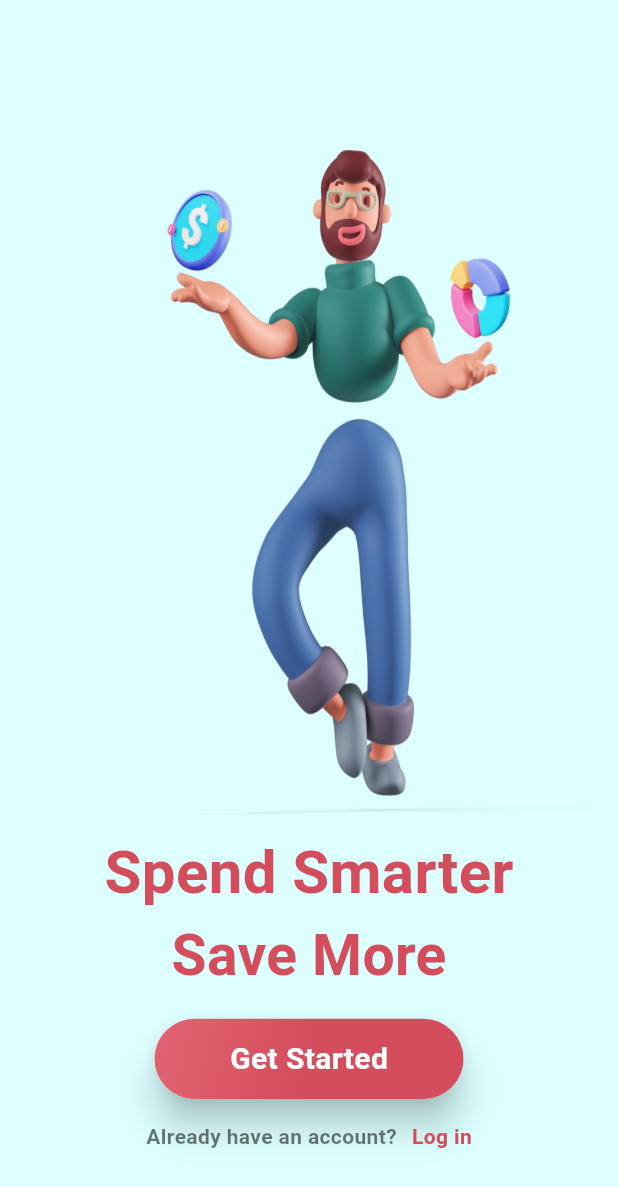
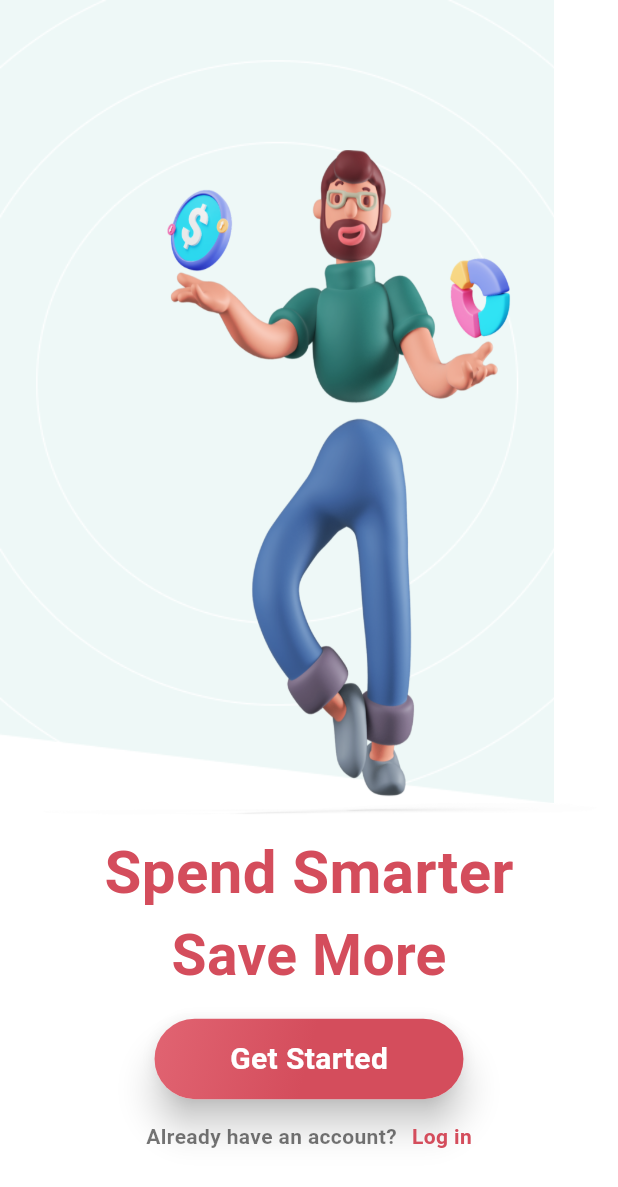
Before and after one commit to finxtapps/Expensage, a Flutter app: the LandingPage screen opened directly, on a phone screen of 412 x 824 dp. Shown: the top 1187 px of the screen. Run offline on Flutter 3.47's test engine with Material 3 defaults, Android fonts, the light colour scheme and no system bars; our stand-ins replace curved_navigation_bar, fl_chart, flutter_screenutil, font_awesome_flutter, image_picker, shared_preferences; accounts and stored records are empty.

Commit message:
add checkbox filter and landing page

```diff
--- a/lib/Screens/Landing_page.dart
+++ b/lib/Screens/Landing_page.dart
@@ -10,16 +10,22 @@ class LandingPage extends StatefulWidget {
 class _LandingPageState extends State<LandingPage> {
   @override
   Widget build(BuildContext context) {
+    final isDarkMode = Theme.of(context).brightness == Brightness.dark;
     return Scaffold(
       body: Stack(
         children: [
           Container(
-            color: Colors.cyanAccent.withOpacity(.15),
+            child: isDarkMode
+                ? Image.asset('assets/landing Image/landingBgDark.png',
+                height: MediaQuery.of(context).size.height * .65
+            )
+                : Image.asset('assets/landing Image/LandingBgBright.png',
+                height: MediaQuery.of(context).size.height * .65),
+            // color: Colors.cyanAccent.withOpacity(.15),
           ),
 
           Center(
             child: Container(
-
               // decoration: const BoxDecoration(
               //   gradient: LinearGradient(
               //     colors: [
@@ -30,42 +36,50 @@ class _LandingPageState extends State<LandingPage> {
               //   ),
               //   ),
               child: Padding(
-                padding: const EdgeInsets.only(top: 100.0
-                ),
+                padding: const EdgeInsets.only(top: 100.0),
                 child: Column(
-
                   children: [
-                  Image.asset('assets/landing Image/landingImage.png',
-                    height: MediaQuery.of(context).size.height*.55,
+                    Image.asset(
+                      'assets/landing Image/landingImage.png',
+                      height: MediaQuery.of(context).size.height * .55,
 
                       fit: BoxFit.fill,
                     ),
                     Container(
                       // height: MediaQuery.of(context).size.width*.28,
                       child: Column(
-
                         children: [
-                          Text("Spend Smarter",style: TextStyle(
-                            color:  Theme.of(context).colorScheme.secondary,
+                          Text(
+                            "Spend Smarter",
+                            style: TextStyle(
+                              color: Theme.of(context).colorScheme.secondary,
                               fontSize: 40,
                               fontWeight: FontWeight.bold,
-                          ),),
-                          Text("Save More",style: TextStyle(
-                            color:  Theme.of(context).colorScheme.secondary,
+                            ),
+                          ),
+                          Text(
+                            "Save More",
+                            style: TextStyle(
+                              color: Theme.of(context).colorScheme.secondary,
                               fontSize: 38,
                               fontWeight: FontWeight.bold,
-                          ),)
+                            ),
+                          ),
                         ],
                       ),
                     ),
-                    SizedBox(height: 15,),
+                    SizedBox(height: 15),
 
                      Material(
                         elevation: 10,
                         borderRadius: BorderRadius.circular(30),
+                        child: InkWell(
+                          onTap: (){
+                            Navigator.pushNamed(context, '/signup');
+                          },
                           child: Container(
-                        height: MediaQuery.of(context).size.width*.13,
-                        width: MediaQuery.of(context).size.width*.5,
+                            height: MediaQuery.of(context).size.width * .13,
+                            width: MediaQuery.of(context).size.width * .5,
 
                             decoration: BoxDecoration(
                               gradient: LinearGradient(
@@ -75,39 +89,60 @@ class _LandingPageState extends State<LandingPage> {
                                   Theme.of(context).colorScheme.primary,
                                   Theme.of(context).colorScheme.secondary,
                                   Theme.of(context).colorScheme.secondary,
-                            ]
+                                ],
                               ),
 
                               borderRadius: BorderRadius.circular(30),
                             ),
                             child: Center(
-                          child: Text("Get Started",style: TextStyle(
+                              child: Text(
+                                "Get Started",
+                                style: TextStyle(
                                   color: Colors.white,
                                   fontSize: 20,
                                   fontWeight: FontWeight.bold,
-                          ),),
                                 ),
                               ),
                             ),
-                    SizedBox(height: 15,),
+                          ),
+                        ),
+                      ),
+
+                    SizedBox(height: 15),
                     Row(
                       mainAxisAlignment: MainAxisAlignment.center,
                       children: [
-                        Text("Already have an account?",style: TextStyle(color: Colors.black54,fontSize: 14,fontWeight: FontWeight.bold)),
-                        SizedBox(width: 10,),
-                        Text("Log in",style: TextStyle(color:Theme.of(context).colorScheme.secondary,fontSize: 14,fontWeight: FontWeight.bold )),
+                        Text(
+                          "Already have an account?",
+                          style: TextStyle(
+                            color: Colors.black54,
+                            fontSize: 14,
+                            fontWeight: FontWeight.bold,
+                          ),
+                        ),
+                        SizedBox(width: 10),
+                        InkWell(
+                          onTap: () {
+                            Navigator.pushNamed(context, '/signin');
+                          },
+                          child: Text(
+                            "Log in",
+                            style: TextStyle(
+                              color: Theme.of(context).colorScheme.secondary,
+                              fontSize: 14,
+                              fontWeight: FontWeight.bold,
+                            ),
+                          ),
+                        ),
                       ],
-                    )
+                    ),
                   ],
                 ),
               ),
             ),
-
           ),
         ],
       ),
-
     );
-
   }
 }
--- a/lib/Screens/new_home_screen.dart
+++ b/lib/Screens/new_home_screen.dart
@@ -51,7 +51,7 @@ class _NewHomeScreenState extends State<NewHomeScreen> {
 
           // Foreground: Scrollable content
           Padding(
-            padding: EdgeInsets.only(top: mediaHeight * 0.4),
+            padding: EdgeInsets.only(top: mediaHeight * 0.48),
             child: SingleChildScrollView(
 
               child: Column(
--- a/lib/Screens/profile_Information.dart
+++ b/lib/Screens/profile_Information.dart
@@ -34,10 +34,11 @@ class _ProfileInfoScreenState extends State<ProfileInfoScreen> {
                           Stack(
                             children: [
                               ProfileHeaderSection(onBackPressed: () => Navigator.pop(context)),
+
                               Padding(
                                 padding: EdgeInsets.only(
 
-                                    top:MediaQuery.of(context).size.height * 0.25,
+                                    top:MediaQuery.of(context).size.height * 0.265,
                                     left: MediaQuery.of(context).size.width * 0.09,
                                     right: MediaQuery.of(context).size.width * 0.09,
                                 ),
--- a/lib/Widgets/home_Screen_Widegets/home_header.dart
+++ b/lib/Widgets/home_Screen_Widegets/home_header.dart
@@ -13,7 +13,7 @@ class _HomeHeaderState extends State<HomeHeader> {
   Widget build(BuildContext context) {
     final isDarkMode = Theme.of(context).brightness == Brightness.dark;
     return  Container(
-      height: MediaQuery.of(context).size.height * 0.3,
+      height: MediaQuery.of(context).size.height * 0.35,
       decoration: BoxDecoration(
         borderRadius: const BorderRadius.only(
           bottomLeft: Radius.circular(40),
--- a/lib/Widgets/profile_Info_Screen_Widgets/header_section.dart
+++ b/lib/Widgets/profile_Info_Screen_Widgets/header_section.dart
@@ -10,7 +10,7 @@ class ProfileHeaderSection extends StatelessWidget {
   Widget build(BuildContext context) {
     final isDarkMode = Theme.of(context).brightness == Brightness.dark;
     return Container(
-      height:MediaQuery.of(context).size.height * 0.3,/////////////////////
+      height:MediaQuery.of(context).size.height * 0.35,/////////////////////
       decoration: BoxDecoration(
         borderRadius: const BorderRadius.only(
           bottomLeft: Radius.circular(40),
--- a/lib/main.dart
+++ b/lib/main.dart
@@ -64,14 +64,15 @@ class MyApp extends StatelessWidget {
               theme: themeProvider.themeData,
 
               routes: {
-               '/': (context) =>SignUpScreen() ,//LandingPage(),//SignUpScreen(),
+               '/': (context) =>LandingPage(),//SignUpScreen(),
                  '/home': (context) => const MainScreenWrapper(),//const NewHomeScreen(),//NewHomeScreen(),
                 '/analytics': (context) => const ExpenseAnalysisScreen(),
                 '/profile': (context) => const ProfileInfoScreen(),
                 '/settings': (context) => const SettingsScreen(),
-                //'/signup':(context) => const SignUpScreen(),
+                '/signup':(context) => SignUpScreen(),
                 '/personal':(context) =>  const PersonalInformation(),
                // 'addTransaction': (context) =>  AddTransactionScreen(),
+                '/signin':(context) => const SignInScreen(),
 
               },
             );
--- a/pubspec.yaml
+++ b/pubspec.yaml
@@ -34,7 +34,7 @@ dependencies:
     sdk: flutter
   animated_bottom_navigation_bar: ^1.2.0
   google_fonts: ^6.1.0
-  font_awesome_flutter: ^10.6.0
+  font_awesome_flutter: ^10.9.0
   flutter_lints: ^5.0.0
   curved_navigation_bar: ^1.0.6
   fl_chart: ^0.68.0
@@ -52,6 +52,7 @@ dependencies:
   dynamic_color: ^1.8.1
   animations: ^2.0.11
   intl: ^0.20.2
+
 
 dev_dependencies:
   flutter_test:
@@ -78,7 +79,7 @@ flutter:
   # To add assets to your application, add an assets section, like this:
   assets:
     - assets/icon Images/
-    - assets/landing Image/landingImage.png
+    - assets/landing Image/
   #   - images/a_dot_ham.jpeg
 
   # An image asset can refer to one or more resolution-specific "variants", see
```
Also changed, not shown: lib/Screens/addPostScreen.dart (deleted, +0 -15 lines), lib/Widgets/home_Screen_Widegets/transaction_list.dart (+100 -45 lines), assets/landing Image/LandingBgBright.png (added), assets/landing Image/landingBgDark.png (added). Lines whose indentation alone changed are shown as unchanged.
